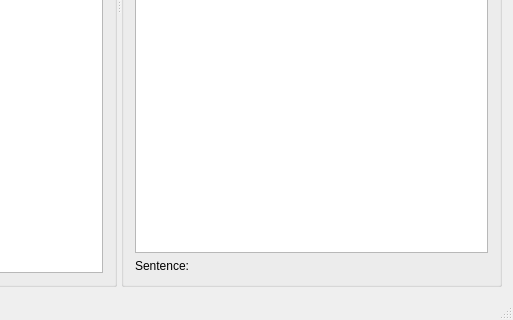
Old version of the form DactMainWindow.ui in the repository rug-compling/dact; both pictures show x 276 to 789 and y 340 to 660 of the 789 by 660 pixel window.
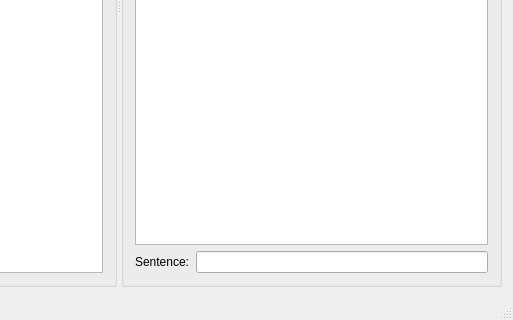
New version of the form.

Commit message: Use a QLineEdit for displaying sentences.

Patch:
```diff
--- a/DactMainWindow.ui
+++ b/DactMainWindow.ui
@@ -75,17 +75,7 @@
            </widget>
           </item>
           <item>
-           <widget class="QLabel" name="sentenceLabel">
-            <property name="sizePolicy">
-             <sizepolicy hsizetype="Expanding" vsizetype="Preferred">
-              <horstretch>0</horstretch>
-              <verstretch>0</verstretch>
-             </sizepolicy>
-            </property>
-            <property name="text">
-             <string/>
-            </property>
-           </widget>
+           <widget class="QLineEdit" name="sentenceLineEdit"/>
           </item>
          </layout>
         </item>
```
Left out of the diff: 2 changed lines with no effect on the pictures. The commit also changes 1 other file.
